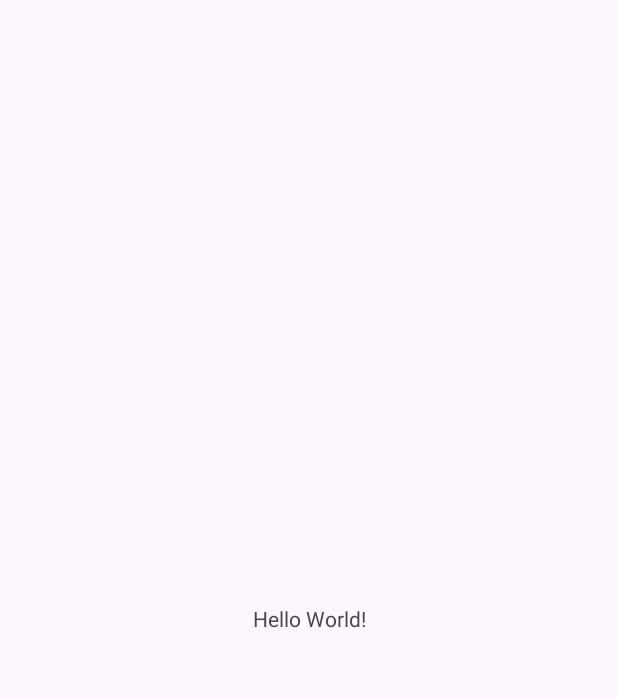
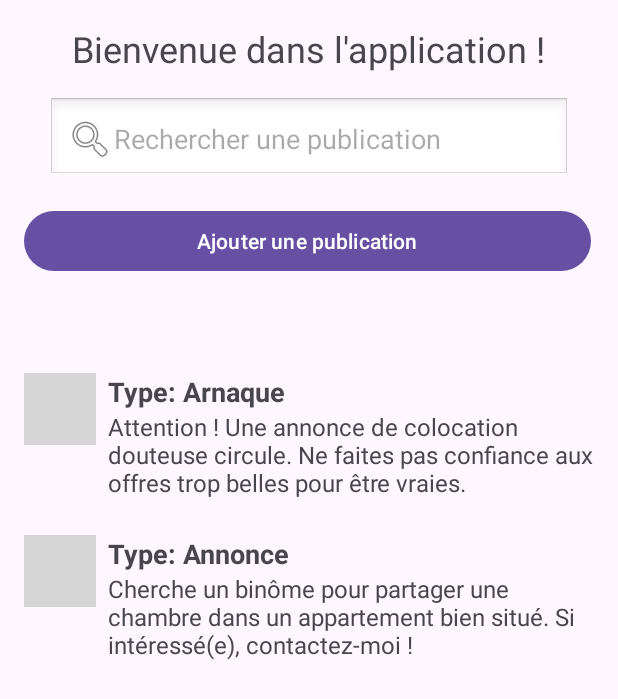
Before and after one commit to MeriamBenAli1/Mobile_App_Locations-Colocations-, an Android app: the screen it shows after launch (MainActivity), on a phone screen of 412 x 824 dp. Before the commit the part shown is almost empty. Shown: the top 699 px of the screen. Run offline under Robolectric (Android 15) with nearby library versions, the phone set to English and light mode, and no system bars; grey boxes are pictures that could not be loaded.

Commit message:
first push

```diff
--- a/app/build.gradle.kts
+++ b/app/build.gradle.kts
@@ -37,7 +37,9 @@ dependencies {
     implementation(libs.material)
     implementation(libs.activity)
     implementation(libs.constraintlayout)
+    implementation(libs.recyclerview)
     testImplementation(libs.junit)
     androidTestImplementation(libs.ext.junit)
     androidTestImplementation(libs.espresso.core)
+
 }
--- /dev/null
+++ b/app/src/main/res/drawable/search_background.xml
@@ -0,0 +1,4 @@
+<?xml version="1.0" encoding="utf-8"?>
+<selector xmlns:android="http://schemas.android.com/apk/res/android">
+
+</selector>
--- a/app/src/main/res/layout/activity_main.xml
+++ b/app/src/main/res/layout/activity_main.xml
@@ -6,14 +6,125 @@
     android:layout_width="match_parent"
     android:layout_height="match_parent"
     tools:context=".MainActivity">
+    <LinearLayout
+        android:layout_width="match_parent"
+        android:layout_height="match_parent"
+        android:orientation="vertical"
+        android:padding="16dp">
 
-    <TextView
-        android:layout_width="wrap_content"
+        <TextView
+            android:id="@+id/textViewWelcome"
+            android:layout_width="wrap_content"
+            android:layout_height="wrap_content"
+            android:text="Bienvenue dans l'application !"
+            android:textSize="24sp"
+            android:layout_gravity="center" />
+
+        <EditText
+            android:id="@+id/searchBar"
+            android:layout_width="match_parent"
         android:layout_height="wrap_content"
-        android:text="Hello World!"
-        app:layout_constraintBottom_toBottomOf="parent"
+        android:hint="Rechercher une publication"
+        android:padding="12dp"
+        android:drawableLeft="@android:drawable/ic_menu_search"
+        android:layout_margin="16dp"
+        android:background="@android:drawable/edit_text"
+        android:inputType="text"
+        app:layout_constraintStart_toStartOf="parent"
         app:layout_constraintEnd_toEndOf="parent"
-        app:layout_constraintStart_toStartOf="parent"
-        app:layout_constraintTop_toTopOf="parent" />
+        app:layout_constraintTop_toTopOf="parent"/>
+
+        <Button
+            android:id="@+id/buttonAddPost"
+            android:layout_width="378dp"
+            android:layout_height="wrap_content"
+            android:layout_marginBottom="16dp"
+            android:text="Ajouter une publication"
+            app:layout_constraintBottom_toBottomOf="parent"
+            app:layout_constraintEnd_toEndOf="parent"
+            app:layout_constraintStart_toStartOf="parent" />
+
+        <androidx.recyclerview.widget.RecyclerView
+            android:id="@+id/recyclerViewPublications"
+            android:layout_width="0dp"
+            android:layout_height="0dp"
+            android:layout_margin="16dp"
+            app:layout_constraintTop_toBottomOf="@+id/searchBar"
+            app:layout_constraintBottom_toTopOf="@+id/buttonAddPost"
+            app:layout_constraintStart_toStartOf="parent"
+            app:layout_constraintEnd_toEndOf="parent"/>
+        <LinearLayout
+            android:layout_width="match_parent"
+            android:layout_height="wrap_content"
+            android:orientation="horizontal"
+            android:layout_marginTop="16dp">
+
+            <ImageView
+                android:layout_width="48dp"
+            android:layout_height="48dp"
+            android:src="@drawable/arn"
+            android:contentDescription="Icône Arnaque" />
+
+            <LinearLayout
+                android:layout_width="0dp"
+                android:layout_height="wrap_content"
+                android:layout_weight="1"
+                android:orientation="vertical"
+                android:layout_marginStart="8dp">
+
+                <TextView
+                    android:layout_width="wrap_content"
+                    android:layout_height="wrap_content"
+                    android:text="Type: Arnaque"
+                    android:textSize="18sp"
+                    android:textStyle="bold" />
+
+                <TextView
+                    android:layout_width="wrap_content"
+                    android:layout_height="wrap_content"
+                    android:text="Attention ! Une annonce de colocation douteuse circule. Ne faites pas confiance aux offres trop belles pour être vraies."
+                    android:textSize="16sp"
+                    android:layout_marginBottom="8dp" />
+            </LinearLayout>
+        </LinearLayout>
+
+        <!-- Publication 2 -->
+        <LinearLayout
+            android:layout_width="match_parent"
+            android:layout_height="wrap_content"
+            android:orientation="horizontal"
+            android:layout_marginTop="16dp">
+
+            <ImageView
+                android:layout_width="48dp"
+                android:layout_height="48dp"
+                android:src="@drawable/rech"
+            android:contentDescription="Icône Annonce" />
+
+            <LinearLayout
+                android:layout_width="0dp"
+                android:layout_height="wrap_content"
+                android:layout_weight="1"
+                android:orientation="vertical"
+                android:layout_marginStart="8dp">
+
+                <TextView
+                    android:layout_width="wrap_content"
+                    android:layout_height="wrap_content"
+                    android:text="Type: Annonce"
+                    android:textSize="18sp"
+                    android:textStyle="bold" />
+
+                <TextView
+                    android:layout_width="wrap_content"
+                    android:layout_height="wrap_content"
+                    android:text="Cherche un binôme pour partager une chambre dans un appartement bien situé. Si intéressé(e), contactez-moi !"
+                    android:textSize="16sp"
+                    android:layout_marginBottom="8dp" />
+            </LinearLayout>
+        </LinearLayout>
+
+    </LinearLayout>
+
 
 </androidx.constraintlayout.widget.ConstraintLayout>
--- a/gradle/libs.versions.toml
+++ b/gradle/libs.versions.toml
@@ -7,6 +7,7 @@ appcompat = "1.7.0"
 material = "1.12.0"
 activity = "1.9.0"
 constraintlayout = "2.1.4"
+recyclerview = "1.3.2"
 
 [libraries]
 junit = { group = "junit", name = "junit", version.ref = "junit" }
@@ -16,6 +17,7 @@ appcompat = { group = "androidx.appcompat", name = "appcompat", version.ref = "a
 material = { group = "com.google.android.material", name = "material", version.ref = "material" }
 activity = { group = "androidx.activity", name = "activity", version.ref = "activity" }
 constraintlayout = { group = "androidx.constraintlayout", name = "constraintlayout", version.ref = "constraintlayout" }
+recyclerview = { group = "androidx.recyclerview", name = "recyclerview", version.ref = "recyclerview" }
 
 [plugins]
 android-application = { id = "com.android.application", version.ref = "agp" }
```
Also changed, not shown: app/src/main/res/layout/activity_blog.xml (added, +53 -0 lines), app/src/main/res/values/strings.xml (+7 -0 lines).
